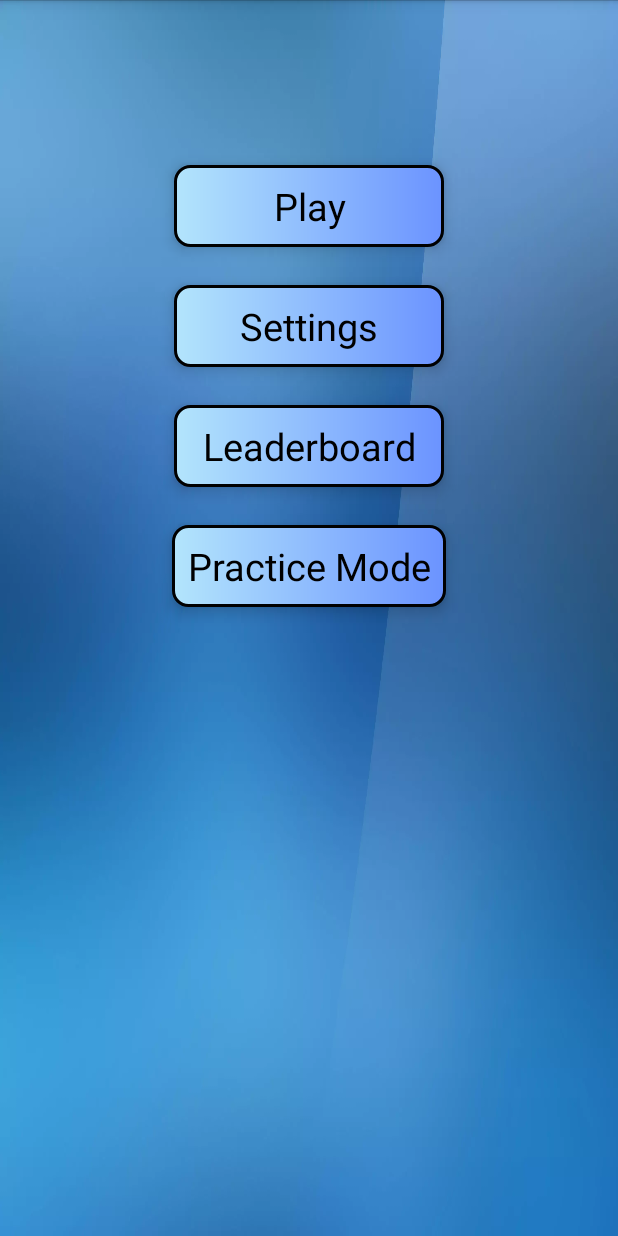
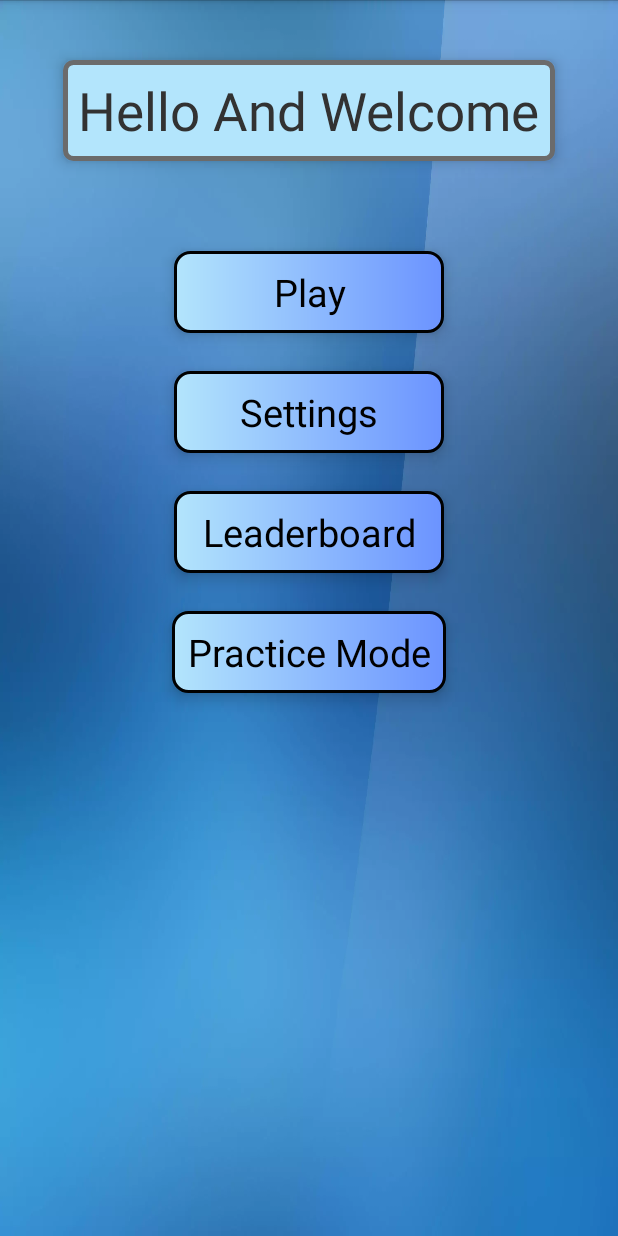
Before and after one commit to KatanMichael/MathPower, an Android app: the MainActivity screen opened directly, with no data from a screen before it, on a phone screen of 412 x 824 dp. Run offline under Robolectric (Android 15) with nearby library versions, the phone set to English and light mode, and no system bars; our stand-ins replace Firebase (no records; nobody signed in at launch, a user with empty details on screens opened directly).

Commit message:
removed things I wanted to change

```diff
--- a/app/src/main/res/layout/activity_main.xml
+++ b/app/src/main/res/layout/activity_main.xml
@@ -3,18 +3,29 @@
 <RelativeLayout xmlns:android="http://schemas.android.com/apk/res/android"
     android:layout_width="match_parent"
     android:layout_height="match_parent"
-    android:background="@drawable/wg_blurred_backgrounds_11"
-
-    >
+    android:background="@drawable/wg_blurred_backgrounds_11"    >
 
 
+    <TextView
+        android:id="@+id/mainText"
+        android:layout_width="wrap_content"
+        android:layout_height="wrap_content"
+        android:layout_centerHorizontal="true"
+        android:layout_marginTop="40dp"
+        android:background="@drawable/main_text_frame"
+        android:elevation="6dp"
+        android:padding="10dp"
+        android:text="@string/welcomeText"
+        android:textSize="35sp"
+        />
 
     <Button
         android:id="@+id/play_btn"
         style="@style/mainButtonStyle"
         android:layout_height="wrap_content"
+        android:layout_below="@id/mainText"
         android:layout_centerHorizontal="true"
-        android:layout_marginTop="110dp"
+        android:layout_marginTop="60dp"
         android:text="@string/playText"
         android:textSize="25sp"
         />
```
